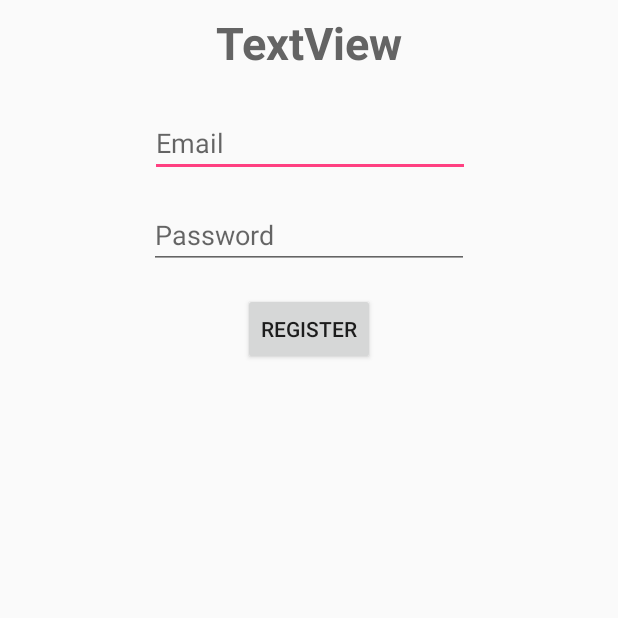
After one commit to james-a-johnson-zz/BreadBox, an Android app: the Register screen opened directly, with no data from a screen before it, on a phone screen of 412 x 824 dp, the top half of it. The commit adds this screen. Run offline under Robolectric (Android 15) with nearby library versions, the phone set to English and light mode, and no system bars; our stand-ins replace Firebase (no records; nobody signed in at launch, a user with empty details on screens opened directly).

Commit message:
User can sign in and register using Firebase.

```diff
--- /dev/null
+++ b/app/src/main/java/spacepirates/breadbox/Register.java
@@ -0,0 +1,87 @@
+package spacepirates.breadbox;
+
+import android.content.Context;
+import android.content.Intent;
+import android.os.Bundle;
+import android.support.annotation.NonNull;
+import android.support.v7.app.AppCompatActivity;
+import android.view.View;
+import android.widget.ArrayAdapter;
+import android.widget.Button;
+import android.widget.EditText;
+import android.widget.Spinner;
+import android.widget.Toast;
+
+import com.google.android.gms.tasks.OnCompleteListener;
+import com.google.android.gms.tasks.Task;
+import com.google.firebase.auth.AuthResult;
+import com.google.firebase.auth.FirebaseAuth;
+
+import spacepirates.breadbox.model.UserType;
+
+public class Register extends AppCompatActivity implements View.OnClickListener {
+    private FirebaseAuth mAuth;
+    private Button register;
+    private Spinner userType;
+    private EditText emailText;
+    private EditText passwordText;
+
+    @Override
+    protected void onCreate(Bundle savedInstanceState) {
+        super.onCreate(savedInstanceState);
+        setContentView(R.layout.activity_register);
+
+        mAuth = FirebaseAuth.getInstance();
+        register = findViewById(R.id.RegisterButton);
+        userType = findViewById(R.id.UserTypeSpinner);
+        emailText = findViewById(R.id.EmailText);
+        passwordText = findViewById(R.id.PasswordText);
+
+        userType.setAdapter(new ArrayAdapter<UserType>(this, android.R.layout.simple_spinner_item, UserType.values()));
+        register.setOnClickListener(this);
+    }
+
+    @Override
+    public void onClick(View v) {
+        String email = emailText.getText().toString();
+        String pass = passwordText.getText().toString();
+        UserType ut;
+        switch (userType.getSelectedItem().toString()) {
+            case "Guest":
+                ut = UserType.GUEST;
+                break;
+            case "Basic":
+                ut = UserType.BASIC;
+                break;
+            case "Location Employee":
+                ut = UserType.LOCATION_EMPLOYEE;
+                break;
+            case "Manager":
+                ut = UserType.MANAGER;
+                break;
+            case "Administrator":
+                ut = UserType.ADMINISTRATOR;
+                break;
+        }
+
+        mAuth.createUserWithEmailAndPassword(email, pass)
+                .addOnCompleteListener(this, new OnCompleteListener<AuthResult>() {
+                    @Override
+                    public void onComplete(@NonNull Task<AuthResult> task) {
+                        if (task.isSuccessful()) {
+                            // TODO: Need to add user to a user database that includes the type
+                            // TODO: Include name and location depending on employee type?
+                            // Sign in success, update UI with the signed-in user's information
+                            Context context = getApplicationContext();
+                            Intent intent = new Intent(context, MainActivity.class);
+                            context.startActivity(intent);
+
+                        } else {
+                            // If sign in fails, display a message to the user.
+                            Toast.makeText(Register.this, "Registering user failed.",
+                                    Toast.LENGTH_SHORT).show();
+                        }
+                    }
+                });
+    }
+}
--- /dev/null
+++ b/app/src/main/java/spacepirates/breadbox/model/UserType.java
@@ -0,0 +1,23 @@
+package spacepirates.breadbox.model;
+
+public enum UserType {
+    GUEST("Guest"),
+    BASIC("Basic"),
+    LOCATION_EMPLOYEE("Location Employee"),
+    MANAGER("Manager"),
+    ADMINISTRATOR("Administrator");
+
+    private final String repr;
+    UserType(String repr) {
+        this.repr = repr;
+    }
+
+    @Override
+    public String toString() {
+        return repr;
+    }
+
+    public String getRepr() {
+        return repr;
+    }
+}
--- /dev/null
+++ b/app/src/main/res/layout/activity_register.xml
@@ -0,0 +1,81 @@
+<?xml version="1.0" encoding="utf-8"?>
+<android.support.constraint.ConstraintLayout xmlns:android="http://schemas.android.com/apk/res/android"
+    xmlns:app="http://schemas.android.com/apk/res-auto"
+    xmlns:tools="http://schemas.android.com/tools"
+    android:id="@+id/coordinatorLayout2"
+    android:layout_width="match_parent"
+    android:layout_height="match_parent"
+    tools:context=".Register">
+
+    <EditText
+        android:id="@+id/EmailText"
+        android:layout_width="wrap_content"
+        android:layout_height="wrap_content"
+        android:layout_marginBottom="16dp"
+        android:layout_marginEnd="8dp"
+        android:layout_marginStart="8dp"
+        android:ems="10"
+        android:hint="Email"
+        android:inputType="textEmailAddress"
+        app:layout_constraintBottom_toTopOf="@+id/PasswordText"
+        app:layout_constraintEnd_toEndOf="parent"
+        app:layout_constraintHorizontal_bias="0.503"
+        app:layout_constraintStart_toStartOf="parent" />
+
+    <EditText
+        android:id="@+id/PasswordText"
+        android:layout_width="wrap_content"
+        android:layout_height="wrap_content"
+        android:layout_marginEnd="8dp"
+        android:layout_marginStart="8dp"
+        android:ems="10"
+        android:hint="Password"
+        android:inputType="textPassword"
+        app:layout_constraintBottom_toBottomOf="@+id/UserTypeSpinner"
+        app:layout_constraintEnd_toEndOf="parent"
+        app:layout_constraintStart_toStartOf="parent"
+        tools:layout_editor_absoluteY="214dp" />
+
+    <TextView
+        android:id="@+id/textView"
+        android:layout_width="wrap_content"
+        android:layout_height="wrap_content"
+        android:layout_marginBottom="24dp"
+        android:layout_marginEnd="8dp"
+        android:layout_marginStart="8dp"
+        android:layout_marginTop="8dp"
+        android:text="TextView"
+        android:textAlignment="center"
+        android:textColor="@color/browser_actions_title_color"
+        android:textSize="30sp"
+        android:textStyle="bold"
+        android:typeface="sans"
+        app:layout_constraintBottom_toTopOf="@+id/EmailText"
+        app:layout_constraintEnd_toEndOf="parent"
+        app:layout_constraintStart_toStartOf="parent"
+        app:layout_constraintTop_toTopOf="parent"
+        tools:text="Register A User" />
+
+    <Button
+        android:id="@+id/RegisterButton"
+        android:layout_width="wrap_content"
+        android:layout_height="wrap_content"
+        android:layout_marginEnd="8dp"
+        android:layout_marginStart="8dp"
+        android:layout_marginTop="16dp"
+        android:text="Register"
+        app:layout_constraintEnd_toEndOf="parent"
+        app:layout_constraintStart_toStartOf="parent"
+        app:layout_constraintTop_toBottomOf="@+id/UserTypeSpinner" />
+
+    <Spinner
+        android:id="@+id/UserTypeSpinner"
+        android:layout_width="368dp"
+        android:layout_height="wrap_content"
+        android:layout_marginEnd="8dp"
+        android:layout_marginStart="8dp"
+        android:layout_marginTop="16dp"
+        app:layout_constraintEnd_toEndOf="parent"
+        app:layout_constraintStart_toStartOf="parent"
+        app:layout_constraintTop_toBottomOf="@+id/PasswordText" />
+</android.support.constraint.ConstraintLayout>
--- a/app/src/main/res/values/strings.xml
+++ b/app/src/main/res/values/strings.xml
@@ -2,4 +2,5 @@
     <string name="app_name">Bread Box</string>
     <string name="title_activity_login">LoginActivity</string>
     <string name="login_fail_message">Incorrect username or password.</string>
+    <string name="title_activity_register">Register</string>
 </resources>
--- a/build.gradle
+++ b/build.gradle
@@ -8,7 +8,7 @@ buildscript {
     }
     dependencies {
         classpath 'com.android.tools.build:gradle:3.1.4'
-
+        classpath 'com.google.gms:google-services:4.0.1'
 
         // NOTE: Do not place your application dependencies here; they belong
         // in the individual module build.gradle files
```
Also changed, not shown: app/build.gradle (+9 -2 lines), app/src/main/AndroidManifest.xml (+12 -7 lines), app/src/main/java/spacepirates/breadbox/LoginActivity.java (+42 -24 lines), app/src/main/res/layout/content_register.xml (added, +12 -0 lines), 1 other file.
